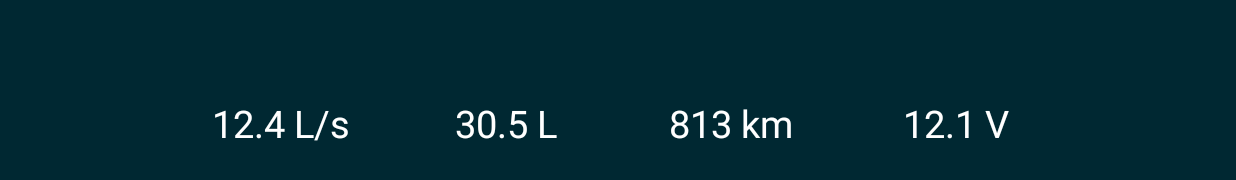
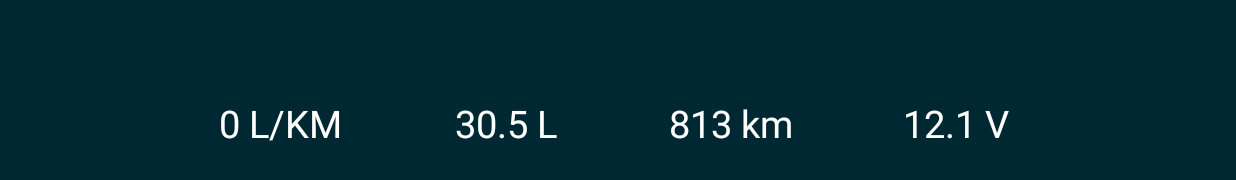
Before and after one commit to TeyUs/ELM327, an Android app: the screen it shows after launch (MainActivity), on a phone screen of 824 x 412 dp (held sideways). Shown: the part 389-569 px from the top of the screen. Run offline under Robolectric (Android 15) with nearby library versions, the phone set to English and light mode, and no system bars; Roboto replaces fonts that are not available here.

Commit message:
ortalama yakıt bilgisi eklendi

```diff
--- a/app/src/main/res/layout/activity_main.xml
+++ b/app/src/main/res/layout/activity_main.xml
@@ -153,7 +153,7 @@
         android:layout_marginTop="270dp"
         android:layout_marginEnd="450dp"
         android:gravity="center"
-        android:text="12.4 L/s"
+        android:text="0 L/KM"
         android:textColor="#FFFFFF"
         android:textSize="25sp"
         app:layout_constraintBottom_toBottomOf="parent"
```
Also changed, not shown: app/src/main/java/com/example/iot_obdii/MainActivity.java (+13 -3 lines).
